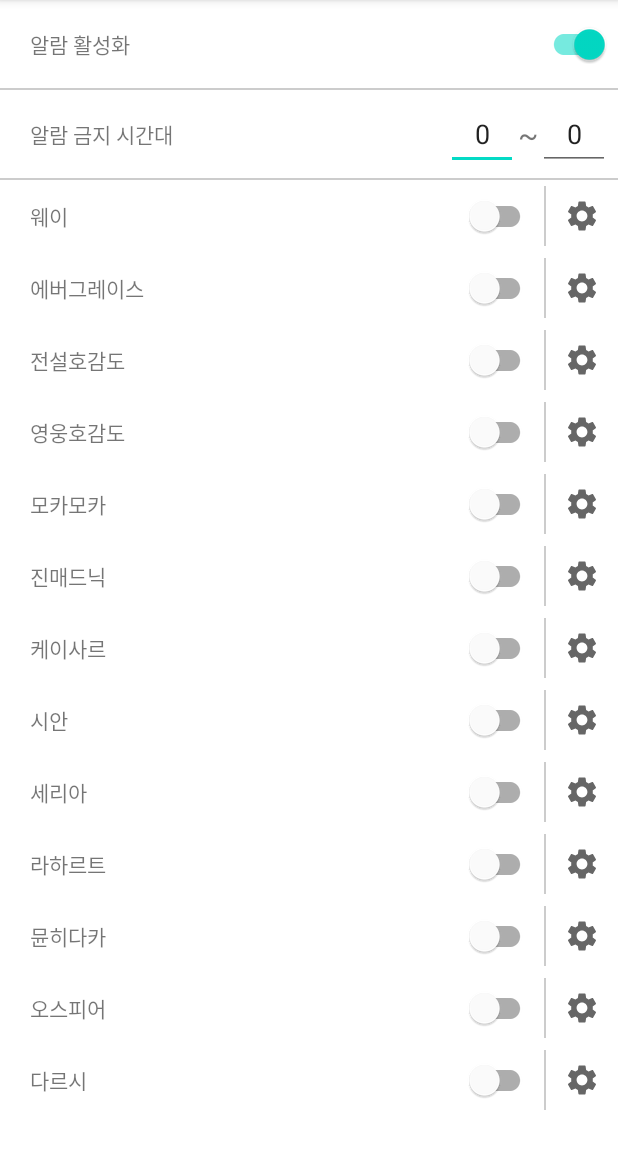
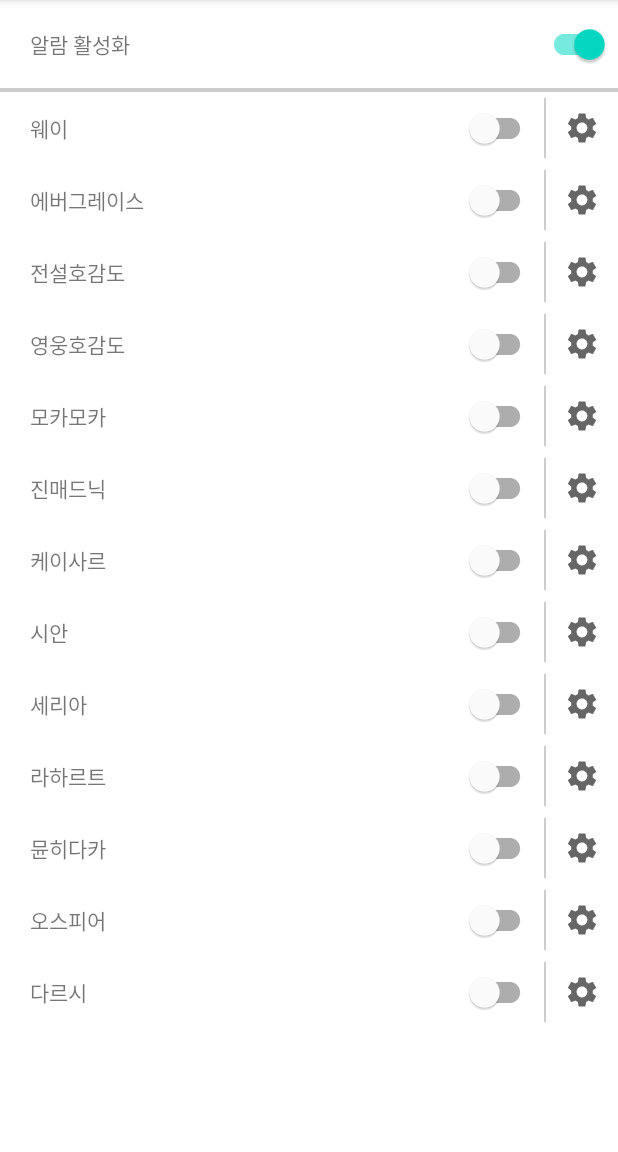
Before and after one commit to DevJaewoo/its-my-waye, an Android app: the AlarmFragment screen opened directly, with no data from a screen before it, on a phone screen of 412 x 824 dp, the part 84-1236 px from its top. Run offline under Robolectric (Android 15) with nearby library versions, the phone set to English and light mode, and no system bars.

Commit message:
전체 알람 방해 금지 시간 제거

```diff
--- a/app/src/main/java/com/devjaewoo/itsmywaye/AlarmFragment.kt
+++ b/app/src/main/java/com/devjaewoo/itsmywaye/AlarmFragment.kt
@@ -64,51 +64,9 @@ class AlarmFragment : Fragment() {
         alarmRecyclerView.layoutManager = LinearLayoutManager(context, RecyclerView.VERTICAL, false)
 
         updateAlarmEnabled(ApplicationManager.isAlarmEnabled)
-        updateAlarmOfftimeStart(ApplicationManager.alarmOffTimeStart)
-        updateAlarmOfftimeEnd(ApplicationManager.alarmOffTimeEnd)
 
         binding.switchAlarmAll.setOnCheckedChangeListener { _, isChecked ->
             updateAlarmEnabled(isChecked)
-        }
-
-
-        binding.editAlarmOfftimeStart.addTextChangedListener {
-            try {
-                binding.editAlarmOfftimeStart.setSelection(it?.length ?: 0)
-                updateAlarmOfftimeStart(it.toString().toInt())
-            }
-            catch (e: NumberFormatException) {}
-        }
-
-        binding.editAlarmOfftimeStart.setOnFocusChangeListener { _, isFocused ->
-            if(!isFocused) {
-                try {
-                    binding.editAlarmOfftimeStart.text.toString().toInt()
-                }
-                catch (e: NumberFormatException) {
-                    updateAlarmOfftimeStart(0)
-                }
-            }
-        }
-
-
-        binding.editAlarmOfftimeEnd.addTextChangedListener {
-            try {
-                binding.editAlarmOfftimeEnd.setSelection(it?.length ?: 0)
-                updateAlarmOfftimeEnd(it.toString().toInt())
-            }
-            catch (e: NumberFormatException) {}
-        }
-
-        binding.editAlarmOfftimeEnd.setOnFocusChangeListener { _, isFocused ->
-            if(!isFocused) {
-                try {
-                    binding.editAlarmOfftimeEnd.text.toString().toInt()
-                }
-                catch (e: NumberFormatException) {
-                    updateAlarmOfftimeEnd(0)
-                }
-            }
         }
 
         return binding.root
@@ -124,36 +82,6 @@ class AlarmFragment : Fragment() {
         ApplicationManager.isAlarmEnabled = enable
     }
 
-    private fun updateAlarmOfftimeStart(start: Int) {
-        val formattedStart = when {
-            start < 0 -> 0
-            start > 23 -> 23
-            else -> start
-        }
-
-        if(binding.editAlarmOfftimeStart.text.toString() != formattedStart.toString()) {
-            binding.editAlarmOfftimeStart.setText(formattedStart.toString()) //toString 안하면 가끔 에러남
-        }
-
-        Log.d(TAG, "updateAlarmOfftimeStart: $formattedStart")
-        ApplicationManager.alarmOffTimeStart = formattedStart
-    }
-
-    private fun updateAlarmOfftimeEnd(end: Int) {
-        val formattedEnd = when {
-            end < 0 -> 0
-            end > 23 -> 23
-            else -> end
-        }
-
-        if(binding.editAlarmOfftimeEnd.text.toString() != formattedEnd.toString()) {
-            binding.editAlarmOfftimeEnd.setText(formattedEnd.toString()) //toString 안하면 가끔 에러남
-        }
-
-        Log.d(TAG, "updateAlarmOfftimeEnd: $formattedEnd")
-        ApplicationManager.alarmOffTimeEnd = formattedEnd
-    }
-
     companion object {
 
         @JvmStatic
--- a/app/src/main/java/com/devjaewoo/itsmywaye/AlarmManager.kt
+++ b/app/src/main/java/com/devjaewoo/itsmywaye/AlarmManager.kt
@@ -9,6 +9,7 @@ import android.os.Build
 import android.util.Log
 import androidx.core.app.NotificationCompat
 import com.devjaewoo.itsmywaye.model.Alarm
+import com.devjaewoo.itsmywaye.model.Item
 import java.util.*
 
 object AlarmManager {
@@ -33,11 +34,13 @@ object AlarmManager {
     }
 
     //현재 알람 금지 시간대인지 판별
-    fun isAlarmEnabled(hour: Int): Boolean {
+    fun isAlarmEnabled(item: Item, hour: Int): Boolean {
         if(!ApplicationManager.isAlarmEnabled) return false
+        if(!item.enabled) return false
+        if(item.alarm == null) return true //알람 정보가 없을 경우 기본 알람 울림
 
-        val alarmOffTimeStart = ApplicationManager.alarmOffTimeStart
-        var alarmOffTimeEnd = ApplicationManager.alarmOffTimeEnd
+        val alarmOffTimeStart = item.alarm!!.offTimeStart
+        var alarmOffTimeEnd = item.alarm!!.offTimeStart
         var currentTime = hour
 
         if(alarmOffTimeStart > alarmOffTimeEnd) alarmOffTimeEnd += 24
@@ -48,19 +51,18 @@ object AlarmManager {
 
     fun startAlarm(message: String) {
 
-        val currentHour = Calendar.getInstance().get(Calendar.HOUR_OF_DAY)
-        if(!isAlarmEnabled(currentHour)) {
-            Log.d(TAG, "startAlarm: Alarm is disabled at $currentHour.")
-            return
-        }
-
         val itemIndex = getItemIndex(message)
         Log.d(TAG, "startAlarm: Item index of $message is $itemIndex")
         if(itemIndex == -1) return
 
         val item = ApplicationManager.ItemList[itemIndex]
         Log.d(TAG, "startAlarm: Alarm Enabled: ${item.enabled}")
-        if(!item.enabled) return
+
+        val currentHour = Calendar.getInstance().get(Calendar.HOUR_OF_DAY)
+        if(!isAlarmEnabled(item, currentHour)) {
+            Log.d(TAG, "startAlarm: Alarm is disabled at $currentHour.")
+            return
+        }
 
         val alarm = item.alarm ?: Alarm(RingtoneManager.getDefaultUri(RingtoneManager.TYPE_ALARM).toString(), 100,
             vibrate = false,
--- a/app/src/main/java/com/devjaewoo/itsmywaye/ApplicationManager.kt
+++ b/app/src/main/java/com/devjaewoo/itsmywaye/ApplicationManager.kt
@@ -17,18 +17,6 @@ class ApplicationManager : Application() {
         var isAlarmEnabled: Boolean = false
             set(value) {
                 if(value != field) sharedPreferences.edit().putBoolean(PREFERENCE_ALARM_ENABLED, value).apply()
-                field = value
-            }
-
-        var alarmOffTimeStart: Int = 0
-            set(value) {
-                if(value != field) sharedPreferences.edit().putInt(PREFERENCE_ALARM_OFFTIME_START, value).apply()
-                field = value
-            }
-
-        var alarmOffTimeEnd: Int = 0
-            set(value) {
-                if(value != field) sharedPreferences.edit().putInt(PREFERENCE_ALARM_OFFTIME_END, value).apply()
                 field = value
             }
 
@@ -69,16 +57,12 @@ class ApplicationManager : Application() {
     private fun loadPreferences() {
 
         isAlarmEnabled = sharedPreferences.getBoolean(PREFERENCE_ALARM_ENABLED, true)
-        alarmOffTimeStart = sharedPreferences.getInt(PREFERENCE_ALARM_OFFTIME_START, 0)
-        alarmOffTimeEnd = sharedPreferences.getInt(PREFERENCE_ALARM_OFFTIME_END, 0)
         isAllNotificationAllowed = sharedPreferences.getBoolean(PREFERENCE_NOTIFICATION_ALLOW_ALL, false)
         isDiscordNotificationAllowed = sharedPreferences.getBoolean(PREFERENCE_NOTIFICATION_ALLOW_DISCORD, true)
         isKakaotalkNotificationAllowed = sharedPreferences.getBoolean(PREFERENCE_NOTIFICATION_ALLOW_KAKAOTALK, false)
 
         Log.d(TAG, "loadPreferences: \n" +
                 "AlarmEnabled: $isAlarmEnabled\n" +
-                "AlarmOffTimeStart: $alarmOffTimeStart\n" +
-                "AlarmOffTimeEnd: $alarmOffTimeEnd\n" +
                 "AllNotificationAllowed: $isAllNotificationAllowed\n" +
                 "DiscordNotificationAllowed: $isDiscordNotificationAllowed\n" +
                 "KakaotalkNotificationAllowed: $isKakaotalkNotificationAllowed\n")
--- a/app/src/main/res/layout/fragment_alarm.xml
+++ b/app/src/main/res/layout/fragment_alarm.xml
@@ -53,68 +53,6 @@
             android:layout_height="match_parent"
             android:orientation="vertical">
 
-            <androidx.constraintlayout.widget.ConstraintLayout
-                android:id="@+id/alarm_offtime"
-                android:layout_width="match_parent"
-                android:layout_height="wrap_content"
-                android:paddingTop="5dp"
-                android:paddingBottom="5dp">
-
-                <TextView
-                    android:layout_width="wrap_content"
-                    android:layout_height="wrap_content"
-                    android:layout_marginStart="20dp"
-                    android:layout_weight="1"
-                    android:text="@string/alarm_disturb_text"
-                    app:layout_constraintBottom_toBottomOf="parent"
-                    app:layout_constraintStart_toStartOf="parent"
-                    app:layout_constraintTop_toTopOf="parent" />
-
-                <EditText
-                    android:id="@+id/editAlarmOfftimeStart"
-                    android:layout_width="48dp"
-                    android:layout_height="wrap_content"
-                    android:ems="10"
-                    android:gravity="center"
-                    android:inputType="number"
-                    android:maxLength="2"
-                    android:minHeight="48dp"
-                    android:text="0"
-                    android:hint="0"
-                    app:layout_constraintBottom_toBottomOf="parent"
-                    app:layout_constraintEnd_toStartOf="@+id/text"
-                    app:layout_constraintTop_toTopOf="parent" />
-
-                <TextView
-                    android:id="@+id/text"
-                    android:layout_width="wrap_content"
-                    android:layout_height="wrap_content"
-                    android:layout_marginStart="20dp"
-                    android:layout_weight="1"
-                    android:text="~"
-                    android:textSize="20dp"
-                    app:layout_constraintBottom_toBottomOf="parent"
-                    app:layout_constraintEnd_toStartOf="@+id/editAlarmOfftimeEnd"
-                    app:layout_constraintTop_toTopOf="parent" />
-
-                <EditText
-                    android:id="@+id/editAlarmOfftimeEnd"
-                    android:layout_width="48dp"
-                    android:layout_height="wrap_content"
-                    android:ems="10"
-                    android:gravity="center"
-                    android:inputType="number"
-                    android:maxLength="2"
-                    android:minHeight="48dp"
-                    android:text="0"
-                    android:hint="0"
-                    android:layout_marginEnd="5dp"
-                    app:layout_constraintBottom_toBottomOf="parent"
-                    app:layout_constraintEnd_toEndOf="parent"
-                    app:layout_constraintTop_toTopOf="parent" />
-
-            </androidx.constraintlayout.widget.ConstraintLayout>
-
             <View
                 android:layout_width="wrap_content"
                 android:layout_height="1dp"
```
